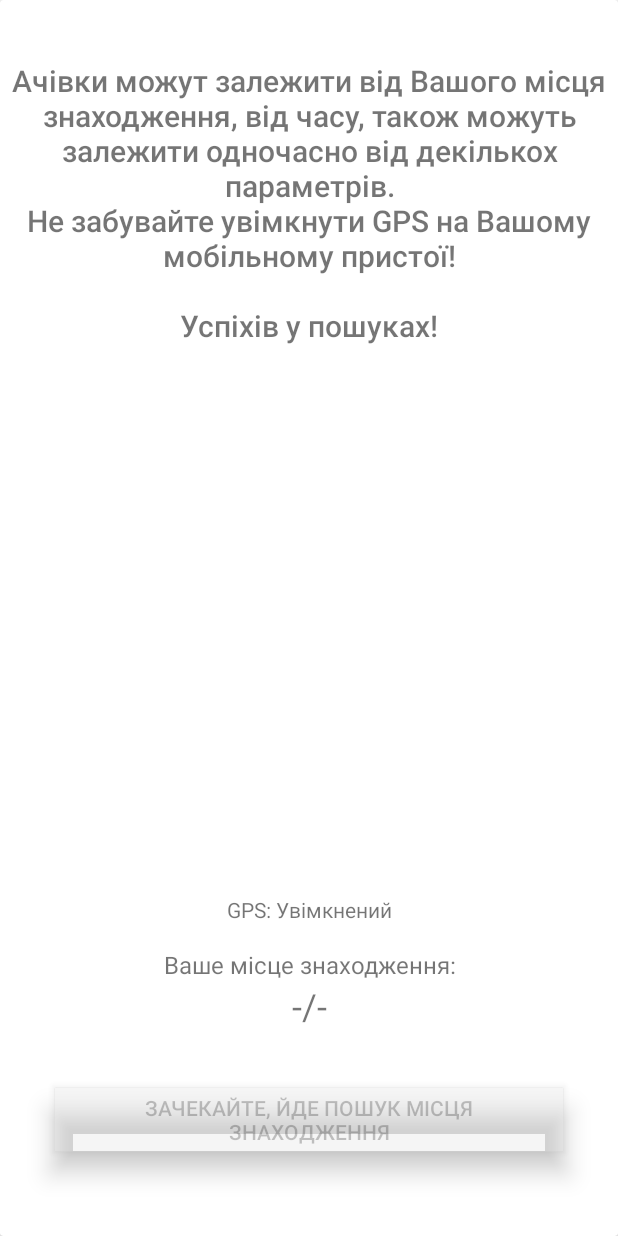
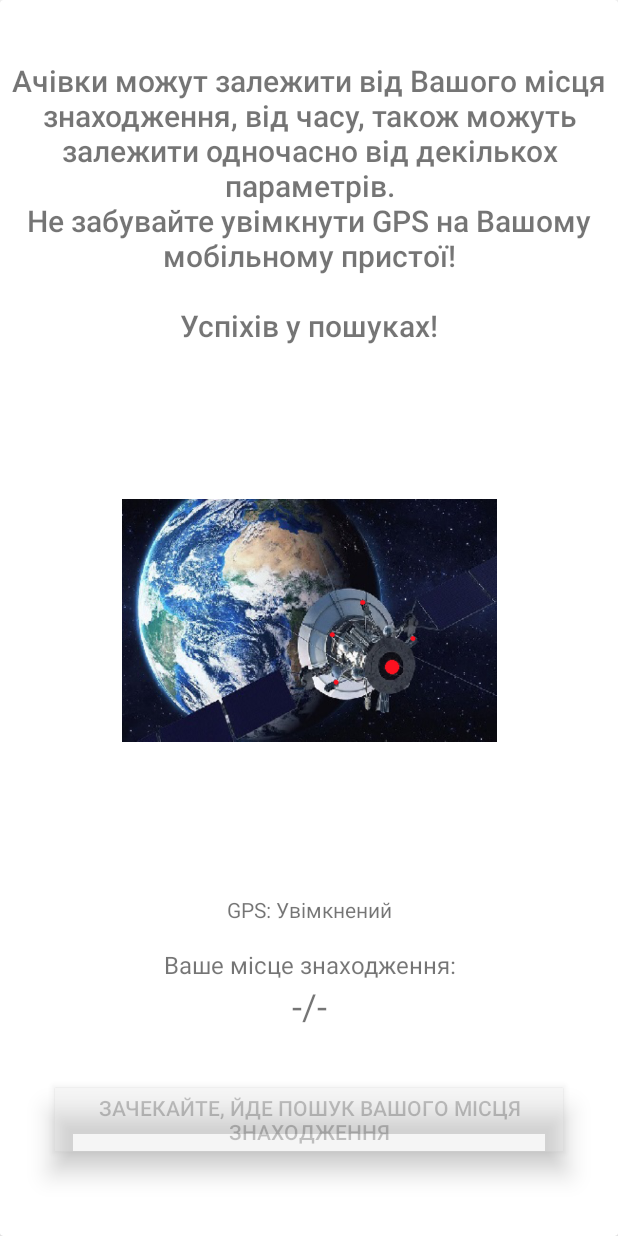
Before and after one commit to OtrotsiukB/GrechHUB, an Android app: the screen it shows after launch (MainActivity), after a tap on "Знайти ачівку!", on a phone screen of 412 x 824 dp. Run offline under Robolectric (Android 15) with nearby library versions, the phone set to English and light mode, and no system bars.

Commit message:
gps индикатор

```diff
--- a/app/build.gradle
+++ b/app/build.gradle
@@ -64,4 +64,5 @@ dependencies {
 
     // Jetpack Compose Integration
     implementation 'androidx.navigation:navigation-compose:2.4.0-alpha04'
+    implementation 'org.jetbrains.kotlinx:kotlinx-coroutines-android:1.4.1'
 }
--- a/app/src/main/java/grechhub/cc/ua/MainActivity.kt
+++ b/app/src/main/java/grechhub/cc/ua/MainActivity.kt
@@ -21,20 +21,14 @@ import java.util.*
 
 
 class MainActivity : AppCompatActivity(),IWorkWithGPSandActivity {
-    var tvStatusGPS:TextView?=null
-    var tvEnabledGPS: TextView? = null
-    var tvLocationGPS: TextView? = null
+
     var locationManager: LocationManager? = null
     var interfaceFragment: IWorkWithFindAchivenment?=null
     override fun onCreate(savedInstanceState: Bundle?) {
         super.onCreate(savedInstanceState)
         setContentView(R.layout.activity_main)
-        tvStatusGPS=findViewById(R.id.tvStatusGPS)
-        tvEnabledGPS=findViewById(R.id.tvEnabledGPS)
-        tvLocationGPS=findViewById(R.id.tvLocationGPS)
         locationManager = getSystemService(Context.LOCATION_SERVICE) as LocationManager
-       // locationManager.requestLocationUpdates(LocationManager.GPS_PROVIDER, 0, 10, locationListener)
-        Log.v("gps demo", "start")
+
 
 
     }
@@ -54,15 +48,9 @@ class MainActivity : AppCompatActivity(),IWorkWithGPSandActivity {
                 )
             }catch (e:Exception){
                 interfaceFragment?.blockAccesToGPS()
-                Log.v("gps demo", "requestLocationUpdates")
             }
-            Log.v("gps demo", "requestLocationUpdates")
             return;
-        }else{
-
-
         }
-
         checkEnabled()
     }
     override fun onResume() {
@@ -75,20 +63,13 @@ class MainActivity : AppCompatActivity(),IWorkWithGPSandActivity {
                 Manifest.permission.ACCESS_COARSE_LOCATION
             ) != PackageManager.PERMISSION_GRANTED
         ) {
-            // TODO: Consider calling
-            //    ActivityCompat#requestPermissions
-            // here to request the missing permissions, and then overriding
-            //   public void onRequestPermissionsResult(int requestCode, String[] permissions,
-            //                                          int[] grantResults)
-            // to handle the case where the user grants the permission. See the documentation
-            // for ActivityCompat#requestPermissions for more details.
+
             return
         }
         locationManager!!.requestLocationUpdates(
             LocationManager.GPS_PROVIDER, (
                     1000 * 10).toLong(), 10f, locationListener!!
         )
-        Log.v("gps demo", "requestLocationUpdates")
         checkEnabled()
     }
 
@@ -130,7 +111,7 @@ private var locationListener: LocationListener? = object : LocationListener {
 
     override fun onStatusChanged(provider: String, status: Int, extras: Bundle) {
         if (provider == LocationManager.GPS_PROVIDER) {
-            tvStatusGPS?.setText("Status: $status")
+           // tvStatusGPS?.setText("Status: $status")
         }
     }
 }
@@ -138,38 +119,15 @@ private var locationListener: LocationListener? = object : LocationListener {
     private fun showLocation(location: Location?) {
         if (location == null) return
         if (location.provider == LocationManager.GPS_PROVIDER) {
-            formatLocation(location)?.let { Log.v("gps demo", it) }
-            tvLocationGPS?.setText(formatLocation(location))
-            ////
             interfaceFragment?.showLocationOnGPS(location)
-
         }
-    }
-    private fun formatLocation(location: Location?): String? {
-        return if (location == null) "" else java.lang.String.format(
-            "Coordinates: lat = %1$.4f, lon = %2$.4f, time = %3\$tF %3\$tT",
-            location.latitude, location.longitude, Date(
-                location.time
-            )
-        )
     }
 
     @SuppressLint("MissingPermission")
     private fun checkEnabled() {
-        Log.v("gps demo","Enabled: " +
-                                     locationManager
-                                ?.isProviderEnabled(LocationManager.GPS_PROVIDER))
-        val text = tvEnabledGPS?.setText(
-            "Enabled: "
-                    + locationManager
-                ?.isProviderEnabled(LocationManager.GPS_PROVIDER)
-        )
-
         interfaceFragment?.showEnablrGPS("GPS: "
                 + locationManager
             ?.isProviderEnabled(LocationManager.GPS_PROVIDER))
-
-
     }
 
     fun onClickLocationSettings(view: View?) {
--- /dev/null
+++ b/app/src/main/java/grechhub/cc/ua/data/Achievement.kt
@@ -0,0 +1,3 @@
+package grechhub.cc.ua.data
+
+data class Achievement(val nameAchivement:String,val image:Int,val imageDescriptoin: Int,val descriptoin: String)
--- a/app/src/main/java/grechhub/cc/ua/getAchievementsFragment.kt
+++ b/app/src/main/java/grechhub/cc/ua/getAchievementsFragment.kt
@@ -17,6 +17,10 @@ import android.view.ViewGroup
 import androidx.core.app.ActivityCompat
 import androidx.fragment.app.Fragment
 import grechhub.cc.ua.databinding.FragmentGetAchievementsBinding
+import kotlinx.coroutines.CoroutineScope
+import kotlinx.coroutines.Dispatchers
+import kotlinx.coroutines.launch
+import java.lang.Thread.sleep
 import java.util.*
 
 
@@ -24,9 +28,9 @@ class getAchievementsFragment : Fragment(),IWorkWithFindAchivenment {
 
     private var _binding: FragmentGetAchievementsBinding?=null
     private val binding get() = _binding!!
-
     var locationtemp: Location? = null
     var listener: IWorkWithGPSandActivity?=null
+    var statusSputnik:Int=0//0 выключен 1 настраивается красный 2 зеленый работает
     override fun onCreate(savedInstanceState: Bundle?) {
         super.onCreate(savedInstanceState)
         arguments?.let {
@@ -48,9 +52,10 @@ class getAchievementsFragment : Fragment(),IWorkWithFindAchivenment {
         super.onViewCreated(view, savedInstanceState)
         listener?.setInterfaceFrafment(this)
         listener?.startGPS()
-        binding.bFindAcivka.text="Зачекайте, йде пошук місця знаходження"
+        binding.bFindAcivka.text="Зачекайте, йде пошук Вашого місця знаходження"
         binding.bFindAcivka.isEnabled=false
         showTitleText()
+        startChengeSputnic()
 
     }
     override fun onAttach(context: Context) {
@@ -66,6 +71,27 @@ class getAchievementsFragment : Fragment(),IWorkWithFindAchivenment {
     }
     ////////
 
+    fun startChengeSputnic(){
+        CoroutineScope(Dispatchers.IO).launch{
+            while (true) {
+                when (statusSputnik) {
+                    0 ->    {sleep(500)}
+                    1 ->    {
+                            binding.iSputnic.setImageResource(R.drawable.res_sputnic_step_red)
+                            sleep(500)
+                            binding.iSputnic.setImageResource(R.drawable.res_sputnic_step_zero)
+                            }
+                    2 ->    {
+                            binding.iSputnic.setImageResource(R.drawable.res_sputnic_step_green)
+                            sleep(500)
+                            binding.iSputnic.setImageResource(R.drawable.res_sputnic_step_zero)
+                            }
+
+                }
+                sleep(500)
+            }
+        }
+    }
 
     override fun showLocationOnGPS(location: Location?) {
         if (location == null) return
@@ -76,15 +102,18 @@ class getAchievementsFragment : Fragment(),IWorkWithFindAchivenment {
             binding.bFindAcivka.text="Знайти ачівку!"
             binding.bFindAcivka.isEnabled=true
             binding.tvPlace.text="Ваше місце знаходження:"
-
+            statusSputnik=2
         }
     }
+
 
     override fun showEnablrGPS(string: String) {
         if(string=="GPS: true"){
             binding.tvGpsOnOrDown.text="GPS: Увімкнений"
+            statusSputnik=1
         }else{
             binding.tvGpsOnOrDown.text="GPS: Вимкнений. Увімкніть!"
+            statusSputnik=0
         }
 
     }
--- a/app/src/main/res/layout/activity_main.xml
+++ b/app/src/main/res/layout/activity_main.xml
@@ -20,34 +20,4 @@
         app:layout_constraintVertical_bias="1.0"
         app:navGraph="@navigation/nav_graph" />
 
-    <TextView
-        android:id="@+id/tvStatusGPS"
-        android:layout_width="wrap_content"
-        android:layout_height="wrap_content"
-        android:text="TextView"
-        android:visibility="gone"
-        app:layout_constraintBottom_toBottomOf="parent"
-        app:layout_constraintEnd_toEndOf="parent"
-        app:layout_constraintStart_toStartOf="parent" />
-
-    <TextView
-        android:id="@+id/tvEnabledGPS"
-        android:layout_width="wrap_content"
-        android:layout_height="wrap_content"
-        android:text="TextView"
-        android:visibility="gone"
-        app:layout_constraintBottom_toTopOf="@+id/tvStatusGPS"
-        app:layout_constraintEnd_toEndOf="parent"
-        app:layout_constraintStart_toStartOf="parent" />
-
-    <TextView
-        android:id="@+id/tvLocationGPS"
-        android:layout_width="wrap_content"
-        android:layout_height="wrap_content"
-        android:text="TextView"
-        android:visibility="gone"
-        app:layout_constraintBottom_toTopOf="@+id/tvEnabledGPS"
-        app:layout_constraintEnd_toEndOf="parent"
-        app:layout_constraintStart_toStartOf="parent" />
-
 </androidx.constraintlayout.widget.ConstraintLayout>
--- a/app/src/main/res/layout/fragment_get_achievements.xml
+++ b/app/src/main/res/layout/fragment_get_achievements.xml
@@ -11,6 +11,16 @@
         android:layout_width="match_parent"
         android:layout_height="match_parent">
 
+
+        <ImageView
+            android:id="@+id/iSputnic"
+            android:layout_width="250dp"
+            android:layout_height="wrap_content"
+            android:src="@drawable/res_sputnic_step_zero"
+            app:layout_constraintBottom_toTopOf="@+id/tv_gpsOnOrDown"
+            app:layout_constraintEnd_toEndOf="parent"
+            app:layout_constraintStart_toStartOf="parent"
+            app:layout_constraintTop_toBottomOf="@+id/tv_gpstitle" />
 
         <TextView
             android:id="@+id/tv_gpstitle"
--- a/app/src/main/res/layout/fragment_main.xml
+++ b/app/src/main/res/layout/fragment_main.xml
@@ -33,7 +33,7 @@
                     android:layout_marginTop="24dp"
                     android:text="Головна:"
                     android:textAppearance="@style/TextAppearance.AppCompat.Body1"
-                    android:textSize="34sp"
+                    android:textSize="24sp"
                     android:textStyle="bold"
                     app:layout_constraintStart_toStartOf="parent"
                     app:layout_constraintTop_toBottomOf="@+id/iconGhub" />
```
Also changed, not shown: app/src/main/res/drawable-v24/res_sputnic_step_green.png (added), app/src/main/res/drawable-v24/res_sputnic_step_red.png (added), app/src/main/res/drawable-v24/res_sputnic_step_zero.jpg (added), 1 other file.
